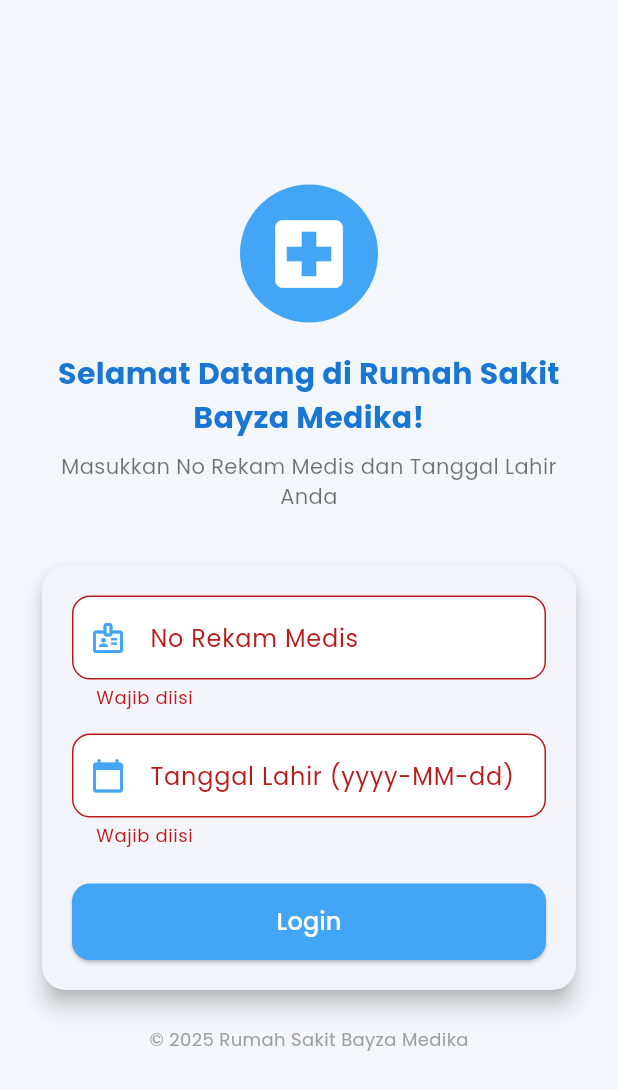
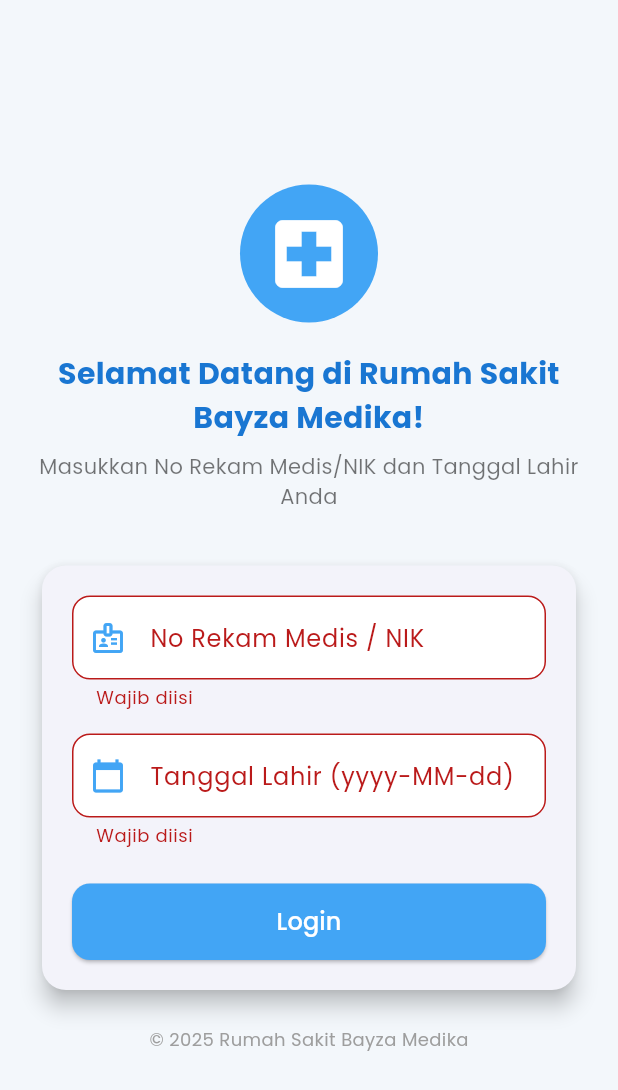
Before and after one commit to YudhaJeo/Flutter-RS-System, a Flutter app: the screen it shows after launch, after a tap on "Login", on a phone screen of 412 x 824 dp. Shown: the top 1090 px of the screen. Run offline on Flutter 3.47's test engine with Material 3 defaults, Android fonts, the phone set to English and light mode, and no system bars; our stand-ins replace flutter_dotenv, google_fonts, shared_preferences, table_calendar.

Commit message:
UPD: Login - Ubah login menjadi dapat menerima input berupa rekam medis maupun NIK

```diff
--- a/flutter_sistem_rs/lib/screens/login/login_screen.dart
+++ b/flutter_sistem_rs/lib/screens/login/login_screen.dart
@@ -12,7 +12,7 @@ class LoginScreen extends StatefulWidget {
 }
 
 class _LoginScreenState extends State<LoginScreen> {
-  final TextEditingController _rekamMedisController = TextEditingController();
+  final TextEditingController _identitasController = TextEditingController();
   final TextEditingController _tanggalLahirController = TextEditingController();
   final GlobalKey<FormState> _formKey = GlobalKey<FormState>();
   bool _isLoading = false;
@@ -35,7 +35,7 @@ class _LoginScreenState extends State<LoginScreen> {
         uri,
         headers: {'Content-Type': 'application/json'},
         body: jsonEncode({
-          'norekammedis': _rekamMedisController.text,
+          'norekammedis': _identitasController.text,
           'tanggallahir': _tanggalLahirController.text,
         }),
       );
@@ -71,7 +71,7 @@ class _LoginScreenState extends State<LoginScreen> {
   @override
   Widget build(BuildContext context) {
     return Scaffold(
-      backgroundColor: const Color(0xFFF3F7FB), // latar belakang biru muda
+      backgroundColor: const Color(0xFFF3F7FB),
       body: SafeArea(
         child: Center(
           child: SingleChildScrollView(
@@ -106,7 +106,7 @@ class _LoginScreenState extends State<LoginScreen> {
                 ),
                 const SizedBox(height: 8),
                 const Text(
-                  "Masukkan No Rekam Medis dan Tanggal Lahir Anda",
+                  "Masukkan No Rekam Medis/NIK dan Tanggal Lahir Anda",
                   style: TextStyle(color: Colors.black54),
                   textAlign: TextAlign.center,
                 ),
@@ -125,13 +125,14 @@ class _LoginScreenState extends State<LoginScreen> {
                       child: Column(
                         children: [
                           TextFormField(
-                            controller: _rekamMedisController,
+                            controller: _identitasController,
                             decoration: InputDecoration(
                               prefixIcon: const Icon(
                                 Icons.badge_outlined,
                                 color: Color(0xFF42A5F5),
                               ),
-                              labelText: 'No Rekam Medis',
+                              labelText: 'No Rekam Medis / NIK',
+                              hintText: 'Masukkan No Rekam Medis atau NIK',
                               filled: true,
                               fillColor: Colors.white,
                               border: OutlineInputBorder(
@@ -166,6 +167,7 @@ class _LoginScreenState extends State<LoginScreen> {
                                 color: Color(0xFF42A5F5),
                               ),
                               labelText: 'Tanggal Lahir (yyyy-MM-dd)',
+                              hintText: 'Pilih tanggal lahir',
                               filled: true,
                               fillColor: Colors.white,
                               border: OutlineInputBorder(
@@ -186,6 +188,7 @@ class _LoginScreenState extends State<LoginScreen> {
                               child: Text(
                                 _error!,
                                 style: const TextStyle(color: Colors.red),
+                                textAlign: TextAlign.center,
                               ),
                             ),
 
```
Also changed, not shown: 2 other files.
